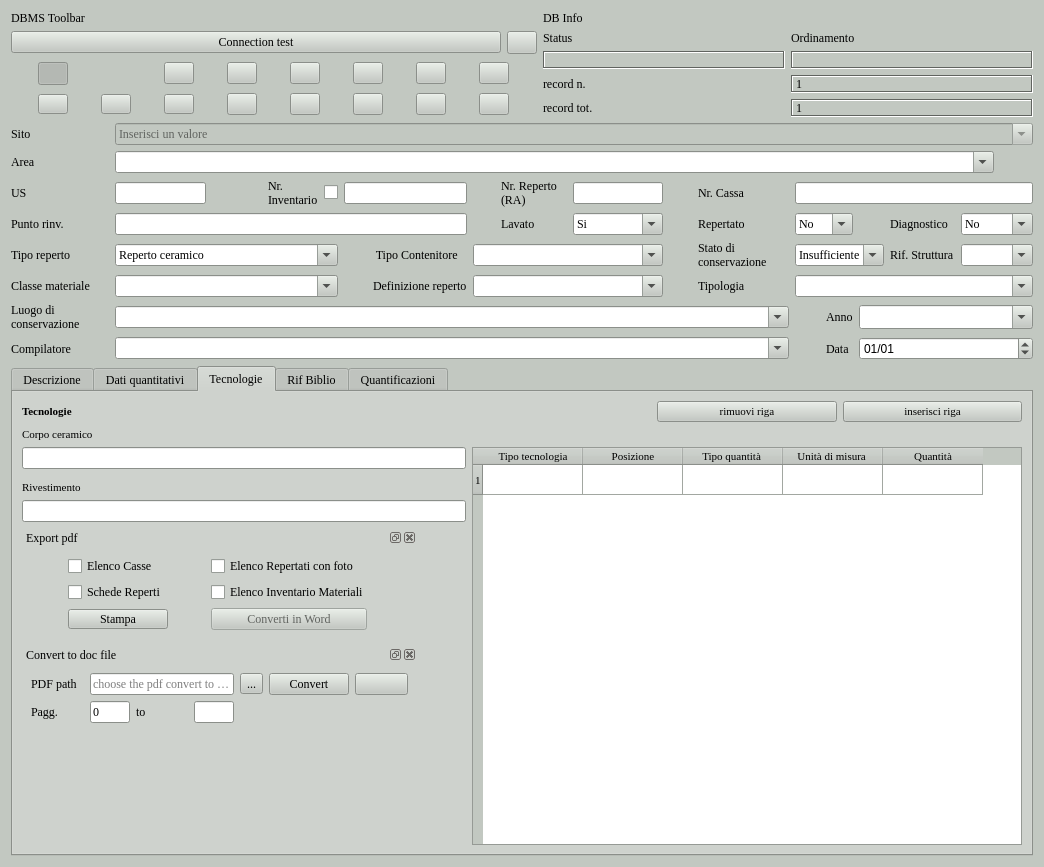
This is gui/ui/Inv_Materiali.ui in pyarchinit/pyarchinit as Qt 5 draws it before an edit. The edited form follows.
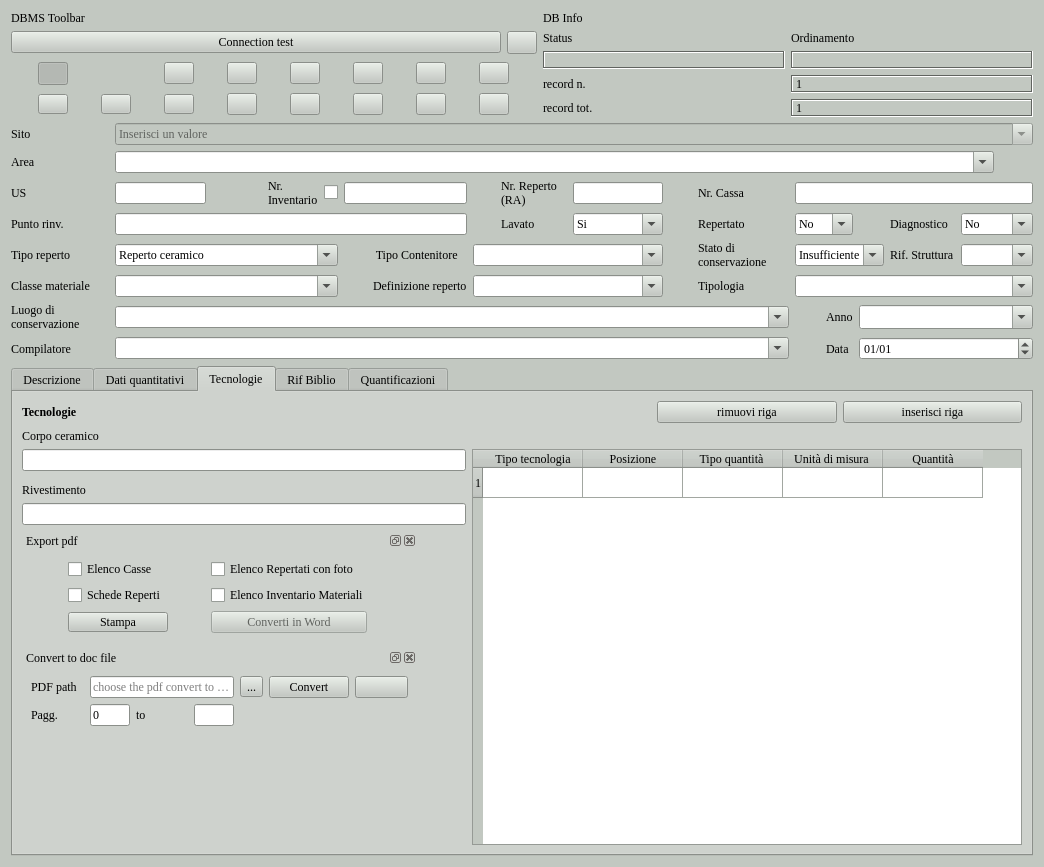
This is the edited form. The open tabs and pages were chosen to show the change. Icons and pictures are not drawn. Custom widgets are drawn as their Qt base class.

The edit to the form file:
```diff
--- a/gui/ui/Inv_Materiali.ui
+++ b/gui/ui/Inv_Materiali.ui
@@ -1281,7 +1281,7 @@
          <property name="font">
           <font>
            <family>Times New Roman</family>
-           <pointsize>8</pointsize>
+           <pointsize>9</pointsize>
           </font>
          </property>
          <property name="text">
@@ -1294,7 +1294,7 @@
          <property name="font">
           <font>
            <family>Times New Roman</family>
-           <pointsize>8</pointsize>
+           <pointsize>9</pointsize>
           </font>
          </property>
         </widget>
@@ -1310,7 +1310,7 @@
          <property name="font">
           <font>
            <family>Times New Roman</family>
-           <pointsize>8</pointsize>
+           <pointsize>9</pointsize>
           </font>
          </property>
          <property name="text">
@@ -1348,7 +1348,7 @@
          <property name="font">
           <font>
            <family>Times New Roman</family>
-           <pointsize>8</pointsize>
+           <pointsize>9</pointsize>
           </font>
          </property>
          <property name="text">
@@ -1361,7 +1361,7 @@
          <property name="font">
           <font>
            <family>Times New Roman</family>
-           <pointsize>8</pointsize>
+           <pointsize>9</pointsize>
           </font>
          </property>
         </widget>
@@ -1377,7 +1377,7 @@
          <property name="font">
           <font>
            <family>Times New Roman</family>
-           <pointsize>8</pointsize>
+           <pointsize>9</pointsize>
           </font>
          </property>
          <property name="frameShape">
@@ -1440,7 +1440,7 @@
          <property name="font">
           <font>
            <family>Times New Roman</family>
-           <pointsize>8</pointsize>
+           <pointsize>9</pointsize>
            <weight>75</weight>
            <bold>true</bold>
           </font>
@@ -1455,7 +1455,7 @@
          <property name="font">
           <font>
            <family>Times New Roman</family>
-           <pointsize>8</pointsize>
+           <pointsize>9</pointsize>
           </font>
          </property>
          <property name="text">
@@ -6677,6 +6677,12 @@
      </item>
      <item row="7" column="15" colspan="4">
       <widget class="QgsDateTimeEdit" name="mDateTimeEdit_date">
+       <property name="font">
+        <font>
+         <family>Times New Roman</family>
+         <pointsize>9</pointsize>
+        </font>
+       </property>
        <property name="wrapping">
         <bool>true</bool>
        </property>
```
Left out of the diff: 40 changed lines with no effect on the pictures.
